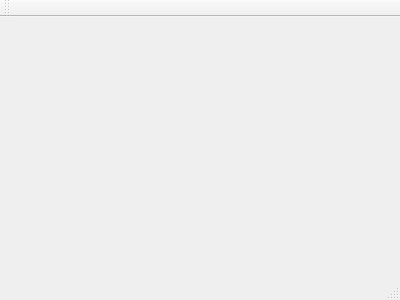
First picture: the form in PerimeterConfigAndTest/mainwindow.ui, repository liuzitong/testProject2, before the edit.
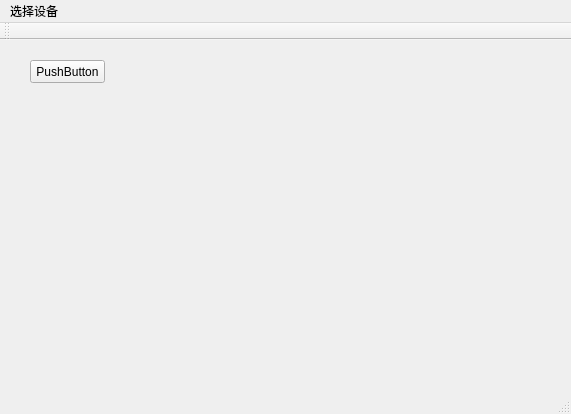
Second picture: the form after the edit.

Patch:
```diff
--- a/PerimeterConfigAndTest/mainwindow.ui
+++ b/PerimeterConfigAndTest/mainwindow.ui
@@ -1,24 +1,69 @@
 <ui version="4.0">
  <class>MainWindow</class>
- <widget class="QMainWindow" name="MainWindow" >
-  <property name="geometry" >
+ <widget class="QMainWindow" name="MainWindow">
+  <property name="geometry">
    <rect>
     <x>0</x>
     <y>0</y>
-    <width>400</width>
-    <height>300</height>
+    <width>571</width>
+    <height>414</height>
    </rect>
   </property>
   <property name="windowTitle" >
    <string>MainWindow</string>
   </property>
-  <widget class="QMenuBar" name="menuBar" />
-  <widget class="QToolBar" name="mainToolBar" />
-  <widget class="QWidget" name="centralWidget" />
-  <widget class="QStatusBar" name="statusBar" />
+  <widget class="QWidget" name="centralWidget">
+   <widget class="QPushButton" name="pushButton">
+    <property name="geometry">
+     <rect>
+      <x>30</x>
+      <y>20</y>
+      <width>75</width>
+      <height>23</height>
+     </rect>
+    </property>
+    <property name="text">
+     <string>PushButton</string>
+    </property>
+   </widget>
+  </widget>
+  <widget class="QMenuBar" name="menuBar">
+   <property name="geometry">
+    <rect>
+     <x>0</x>
+     <y>0</y>
+     <width>571</width>
+     <height>23</height>
+    </rect>
+   </property>
+   <widget class="QMenu" name="menu">
+    <property name="title">
+     <string>选择设备</string>
+    </property>
+    <addaction name="actionchooseDevice"/>
+   </widget>
+   <addaction name="menu"/>
+  </widget>
+  <widget class="QToolBar" name="mainToolBar">
+   <attribute name="toolBarArea">
+    <enum>TopToolBarArea</enum>
+   </attribute>
+   <attribute name="toolBarBreak">
+    <bool>false</bool>
+   </attribute>
+  </widget>
+  <widget class="QStatusBar" name="statusBar">
+   <property name="statusTip">
+    <string/>
+   </property>
+  </widget>
+  <action name="actionchooseDevice">
+   <property name="text">
+    <string>选择设备</string>
+   </property>
+  </action>
  </widget>
- <layoutDefault spacing="6" margin="11" />
- <pixmapfunction></pixmapfunction>
+ <layoutdefault spacing="6" margin="11"/>
  <resources/>
  <connections/>
 </ui>
```
Left out of the diff: 3 changed lines with no effect on the pictures.
